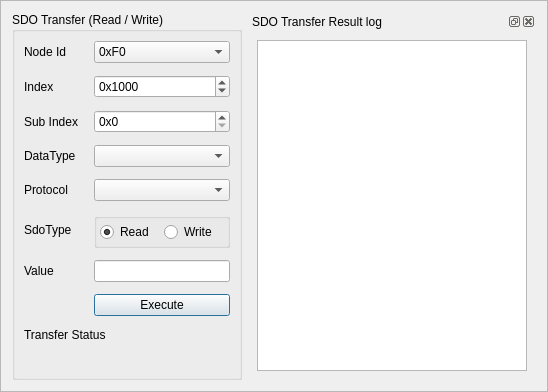
Before: the Qt Designer form apps/demo_qt_advanced/plk_qt_gui/ui/SdoTransfer.ui in OpenAutomationTechnologies/openPOWERLINK_Qt_App, drawn with Qt 5.
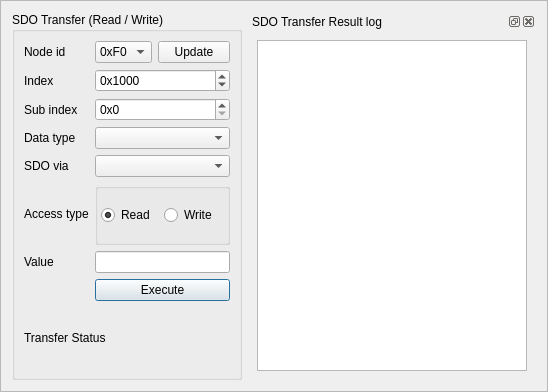
After: the same form once the commit is applied.

Commit message:
Add new button to sync the available node-id list
 - Cleanup SdoTransfer

```diff
--- a/apps/demo_qt_advanced/plk_qt_gui/ui/SdoTransfer.ui
+++ b/apps/demo_qt_advanced/plk_qt_gui/ui/SdoTransfer.ui
@@ -44,50 +44,19 @@
      <property name="checkable">
       <bool>false</bool>
      </property>
-     <layout class="QFormLayout" name="formLayout">
-      <property name="fieldGrowthPolicy">
-       <enum>QFormLayout::AllNonFixedFieldsGrow</enum>
-      </property>
-      <property name="horizontalSpacing">
-       <number>15</number>
-      </property>
-      <property name="verticalSpacing">
-       <number>12</number>
-      </property>
-      <item row="0" column="0">
-       <widget class="QLabel" name="labelNodeId">
+     <layout class="QGridLayout" name="gridLayout">
+      <item row="2" column="0">
+       <widget class="QLabel" name="labelSubIndex">
         <property name="text">
-         <string>Node Id</string>
+         <string>Sub index</string>
         </property>
        </widget>
       </item>
-      <item row="0" column="1">
-       <widget class="QComboBox" name="nodeId">
-        <item>
-         <property name="text">
-          <string>0xF0</string>
-         </property>
-        </item>
-        <item>
-         <property name="text">
-          <string>0x01</string>
-         </property>
-        </item>
-        <item>
-         <property name="text">
-          <string>0x02</string>
-         </property>
-        </item>
-        <item>
-         <property name="text">
-          <string>0x03</string>
-         </property>
-        </item>
-        <item>
-         <property name="text">
-          <string>0x04</string>
-         </property>
-        </item>
+      <item row="4" column="0">
+       <widget class="QLabel" name="labelProtocol">
+        <property name="text">
+         <string>SDO via</string>
+        </property>
        </widget>
       </item>
       <item row="1" column="0">
@@ -97,7 +66,54 @@
         </property>
        </widget>
       </item>
-      <item row="1" column="1">
+      <item row="6" column="0">
+       <widget class="QLabel" name="labelValue">
+        <property name="text">
+         <string>Value</string>
+        </property>
+       </widget>
+      </item>
+      <item row="0" column="1">
+       <widget class="QComboBox" name="nodeId">
+        <item>
+         <property name="text">
+          <string>0xF0</string>
+         </property>
+        </item>
+       </widget>
+      </item>
+      <item row="0" column="0">
+       <widget class="QLabel" name="labelNodeId">
+        <property name="text">
+         <string>Node id</string>
+        </property>
+       </widget>
+      </item>
+      <item row="3" column="0">
+       <widget class="QLabel" name="labelDataType">
+        <property name="text">
+         <string>Data type</string>
+        </property>
+       </widget>
+      </item>
+      <item row="5" column="0">
+       <widget class="QLabel" name="labelSdoType">
+        <property name="text">
+         <string>Access type</string>
+        </property>
+        <property name="alignment">
+         <set>Qt::AlignLeading|Qt::AlignLeft|Qt::AlignVCenter</set>
+        </property>
+       </widget>
+      </item>
+      <item row="0" column="2">
+       <widget class="QPushButton" name="updateNodeListButton">
+        <property name="text">
+         <string>Update</string>
+        </property>
+       </widget>
+      </item>
+      <item row="1" column="1" colspan="2">
        <widget class="QSpinBox" name="index">
         <property name="prefix">
          <string>0x</string>
@@ -116,14 +132,7 @@
         </property>
        </widget>
       </item>
-      <item row="2" column="0">
-       <widget class="QLabel" name="labelSubIndex">
-        <property name="text">
-         <string>Sub Index</string>
-        </property>
-       </widget>
-      </item>
-      <item row="2" column="1">
+      <item row="2" column="1" colspan="2">
        <widget class="QSpinBox" name="subIndex">
         <property name="prefix">
          <string>0x</string>
@@ -139,37 +148,13 @@
         </property>
        </widget>
       </item>
-      <item row="3" column="0">
-       <widget class="QLabel" name="labelDataType">
-        <property name="text">
-         <string>DataType</string>
-        </property>
-       </widget>
-      </item>
-      <item row="3" column="1">
+      <item row="3" column="1" colspan="2">
        <widget class="QComboBox" name="dataType"/>
       </item>
-      <item row="4" column="0">
-       <widget class="QLabel" name="labelProtocol">
-        <property name="text">
-         <string>Protocol</string>
-        </property>
-       </widget>
-      </item>
-      <item row="4" column="1">
+      <item row="4" column="1" colspan="2">
        <widget class="QComboBox" name="sdoVia"/>
       </item>
-      <item row="5" column="0">
-       <widget class="QLabel" name="labelSdoType">
-        <property name="text">
-         <string>SdoType</string>
-        </property>
-        <property name="alignment">
-         <set>Qt::AlignBottom|Qt::AlignLeading|Qt::AlignLeft</set>
-        </property>
-       </widget>
-      </item>
-      <item row="5" column="1">
+      <item row="5" column="1" colspan="2">
        <widget class="QGroupBox" name="groupBoxSdoType">
         <property name="cursor">
          <cursorShape>PointingHandCursor</cursorShape>
@@ -213,14 +198,7 @@
         </layout>
        </widget>
       </item>
-      <item row="6" column="0">
-       <widget class="QLabel" name="labelValue">
-        <property name="text">
-         <string>Value</string>
-        </property>
-       </widget>
-      </item>
-      <item row="6" column="1">
+      <item row="6" column="1" colspan="2">
        <widget class="QLineEdit" name="sdoResultValue">
         <property name="readOnly">
          <bool>true</bool>
@@ -230,7 +208,7 @@
         </property>
        </widget>
       </item>
-      <item row="7" column="1">
+      <item row="7" column="1" colspan="2">
        <widget class="QPushButton" name="executeTransfer">
         <property name="cursor">
          <cursorShape>PointingHandCursor</cursorShape>
@@ -243,7 +221,7 @@
         </property>
        </widget>
       </item>
-      <item row="8" column="0" colspan="2">
+      <item row="8" column="0" colspan="3">
        <widget class="QLabel" name="transferStatus">
         <property name="text">
          <string>Transfer Status</string>
```
The commit also changes 2 other files.
